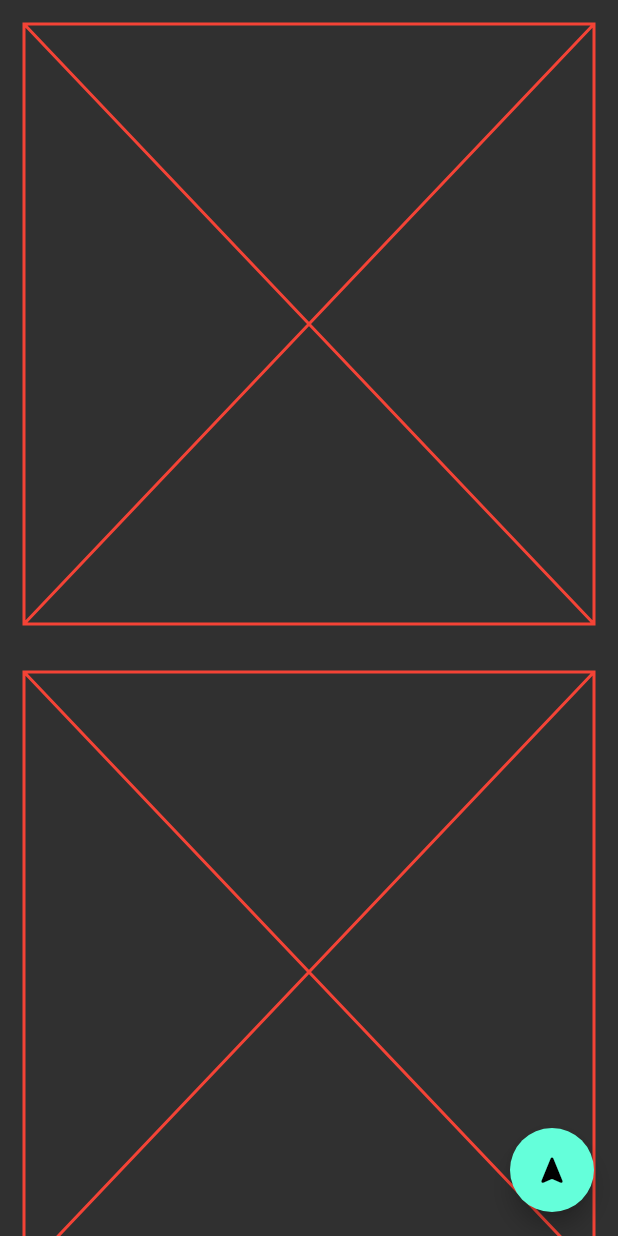
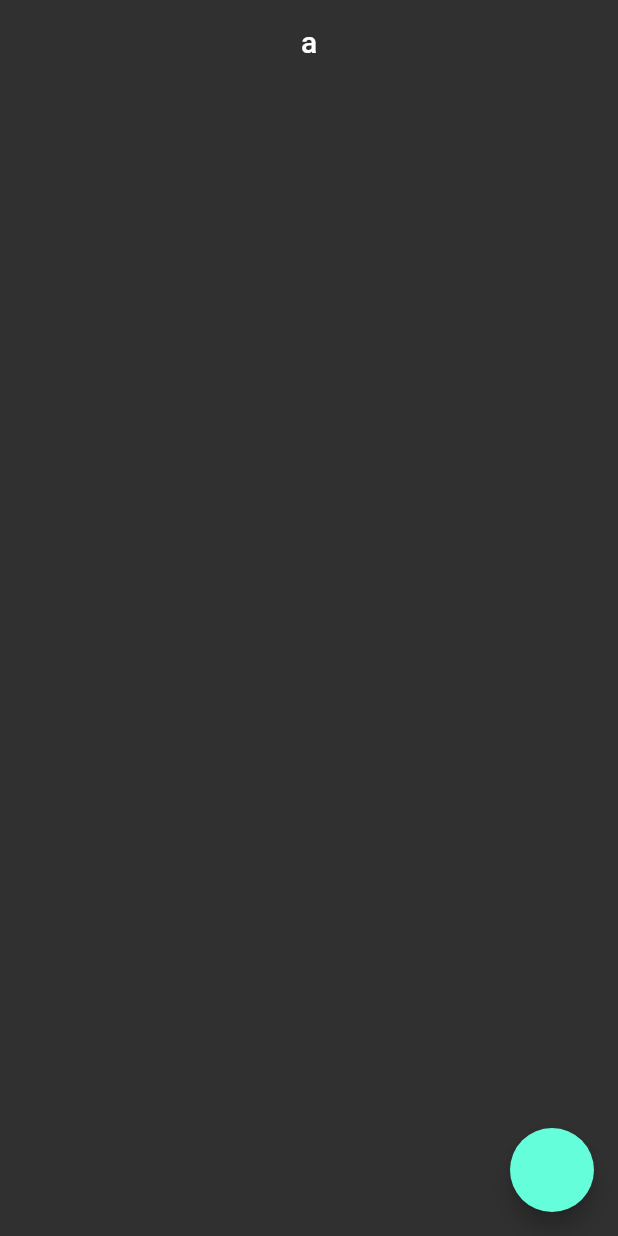
Before and after one commit to VB10/Flutter-Full-Learn, a Flutter app: the screen it shows after launch, on a phone screen of 412 x 824 dp. Run offline on Flutter 3.47's test engine with Material 2 defaults, Android fonts, the light colour scheme and no system bars.

Commit message:
200 has started

```diff
--- /dev/null
+++ b/lib/202/model_learn.dart
@@ -0,0 +1,118 @@
+class PostModel {
+  int? userId;
+  int? id;
+  String? title;
+  String? body;
+}
+
+class PostModel2 {
+  int userId;
+  int id;
+  String title;
+  String body;
+
+  PostModel2(this.userId, this.id, this.title, this.body);
+}
+
+class PostModel3 {
+  final int userId;
+  final int id;
+  final String title;
+  final String body;
+
+  PostModel3(this.userId, this.id, this.title, this.body);
+}
+
+class PostModel4 {
+  final int userId;
+  final int id;
+  final String title;
+  final String body;
+
+  PostModel4({required this.userId, required this.id, required this.title, required this.body});
+}
+
+class PostModel5 {
+  final int _userId;
+  final int _id;
+  final String _title;
+  final String _body;
+
+  int get userId => _userId;
+  PostModel5({
+    required int userId,
+    required int id,
+    required String title,
+    required String body,
+  })  : _userId = userId,
+        _id = id,
+        _title = title,
+        _body = body;
+}
+
+class PostModel6 {
+  late final int _userId;
+  late final int _id;
+  late final String _title;
+  late final String _body;
+
+  PostModel6({
+    required int userId,
+    required int id,
+    required String title,
+    required String body,
+  }) {
+    _userId = userId;
+    _id = id;
+    _title = title;
+    _body = body;
+  }
+}
+
+class PostModel7 {
+  late final int _userId;
+  late final int _id;
+  late final String _title;
+  late final String _body;
+
+  PostModel7({
+    int userId = 0,
+    int id = 0,
+    String title = '',
+    String body = '',
+  }) {
+    _userId = userId;
+    _id = id;
+    _title = title;
+    _body = body;
+  }
+}
+
+class PostModel8 {
+  final int? userId;
+  final int? id;
+  final String? title;
+  String? body;
+
+  PostModel8({this.userId, this.id, this.title, this.body});
+
+  void updateBody(String? data) {
+    if (data != null && data.isNotEmpty) {
+      body = data;
+    }
+  }
+
+  PostModel8 copyWith({
+    int? userId,
+    int? id,
+    String? title,
+    String? body,
+  }) {
+    return PostModel8(
+      userId: userId ?? this.userId,
+      id: id ?? this.id,
+      title: title ?? this.title,
+      body: body ?? this.body,
+    );
+  }
+}
--- /dev/null
+++ b/lib/202/model_learn_view.dart
@@ -0,0 +1,57 @@
+import 'package:flutter/material.dart';
+import 'package:flutter_full_learn/202/model_learn.dart';
+
+class ModelLearnView extends StatefulWidget {
+  const ModelLearnView({Key? key}) : super(key: key);
+
+  @override
+  State<ModelLearnView> createState() => _ModelLearnViewState();
+}
+
+class _ModelLearnViewState extends State<ModelLearnView> {
+  var user9 = PostModel8(body: 'a');
+  @override
+  void initState() {
+    super.initState();
+
+    final user1 = PostModel()
+      ..userId = 1
+      ..body = 'vb';
+    user1.body = 'hello';
+
+    final user2 = PostModel2(1, 2, 'b', 'a');
+    user2.body = 'a';
+
+    final user3 = PostModel3(1, 2, 'a', 'b');
+    // user3.body = 'a';
+
+    final user4 = PostModel4(userId: 1, id: 2, title: 'a', body: 'b');
+    // user4.body = 'a';
+
+    final user5 = PostModel5(userId: 1, id: 2, title: 'title', body: 'body');
+    user5.userId;
+
+    final user6 = PostModel6(userId: 1, id: 2, title: 'a', body: 'b');
+    final user7 = PostModel7();
+
+    // Service
+    final user8 = PostModel8(body: 'a');
+  }
+
+  @override
+  Widget build(BuildContext context) {
+    return Scaffold(
+      floatingActionButton: FloatingActionButton(
+        onPressed: () {
+          setState(() {
+            user9 = user9.copyWith(title: 'vb');
+            user9.updateBody(null);
+          });
+        },
+      ),
+      appBar: AppBar(
+        title: Text(user9.body ?? 'Not has any data'),
+      ),
+    );
+  }
+}
--- /dev/null
+++ b/lib/202/tab_learn.dart
@@ -0,0 +1,56 @@
+import 'package:flutter/material.dart';
+import 'package:flutter_full_learn/101/icon_learn.dart';
+import 'package:flutter_full_learn/101/image_learn.dart';
+
+class TabLearn extends StatefulWidget {
+  const TabLearn({Key? key}) : super(key: key);
+
+  @override
+  State<TabLearn> createState() => _TabLearnState();
+}
+
+class _TabLearnState extends State<TabLearn> with TickerProviderStateMixin {
+  late final TabController _tabController;
+  final double _notchedValue = 10;
+  @override
+  void initState() {
+    super.initState();
+    _tabController = TabController(length: _MyTabViews.values.length, vsync: this);
+  }
+
+  @override
+  Widget build(BuildContext context) {
+    return DefaultTabController(
+      length: _MyTabViews.values.length,
+      child: Scaffold(
+        extendBody: true,
+        floatingActionButtonLocation: FloatingActionButtonLocation.centerDocked,
+        floatingActionButton: FloatingActionButton(onPressed: () {
+          _tabController.animateTo(_MyTabViews.home.index);
+        }),
+        bottomNavigationBar: BottomAppBar(notchMargin: _notchedValue, child: _myTabView()),
+        appBar: AppBar(),
+        body: _tabbarView(),
+      ),
+    );
+  }
+
+  TabBar _myTabView() {
+    return TabBar(
+        padding: EdgeInsets.zero,
+        onTap: (int index) {},
+        controller: _tabController,
+        tabs: _MyTabViews.values.map((e) => Tab(text: e.name)).toList());
+  }
+
+  TabBarView _tabbarView() {
+    return TabBarView(
+        physics: const NeverScrollableScrollPhysics(),
+        controller: _tabController,
+        children: [const ImageLaern(), IconLearnView(), IconLearnView(), IconLearnView()]);
+  }
+}
+
+enum _MyTabViews { home, settings, favorite, profile }
+
+extension _MyTabViewExtension on _MyTabViews {}
--- a/lib/main.dart
+++ b/lib/main.dart
@@ -2,7 +2,7 @@ import 'package:flutter/material.dart';
 import 'package:flutter/services.dart';
 
 import '101/color_learn.dart';
-import '101/navigation_learn.dart';
+import '202/model_learn_view.dart';
 
 void main() {
   runApp(const MyApp()); //ALI DAYI
@@ -18,6 +18,12 @@ class MyApp extends StatelessWidget {
       title: 'Flutter Demo',
       debugShowCheckedModeBanner: false,
       theme: ThemeData.dark().copyWith(
+          tabBarTheme: const TabBarTheme(
+            labelColor: Colors.white,
+            unselectedLabelColor: Colors.red,
+            indicatorSize: TabBarIndicatorSize.label,
+          ),
+          bottomAppBarTheme: const BottomAppBarTheme(shape: CircularNotchedRectangle()),
           progressIndicatorTheme: const ProgressIndicatorThemeData(color: Colors.white),
           listTileTheme: const ListTileThemeData(contentPadding: EdgeInsets.zero),
           cardTheme: CardTheme(shape: RoundedRectangleBorder(borderRadius: BorderRadius.circular(20))),
@@ -38,7 +44,7 @@ class MyApp extends StatelessWidget {
             backgroundColor: Colors.transparent,
             elevation: 0,
           )),
-      home: const NavigationLearn(),
+      home: const ModelLearnView(),
     );
   }
 }
```
